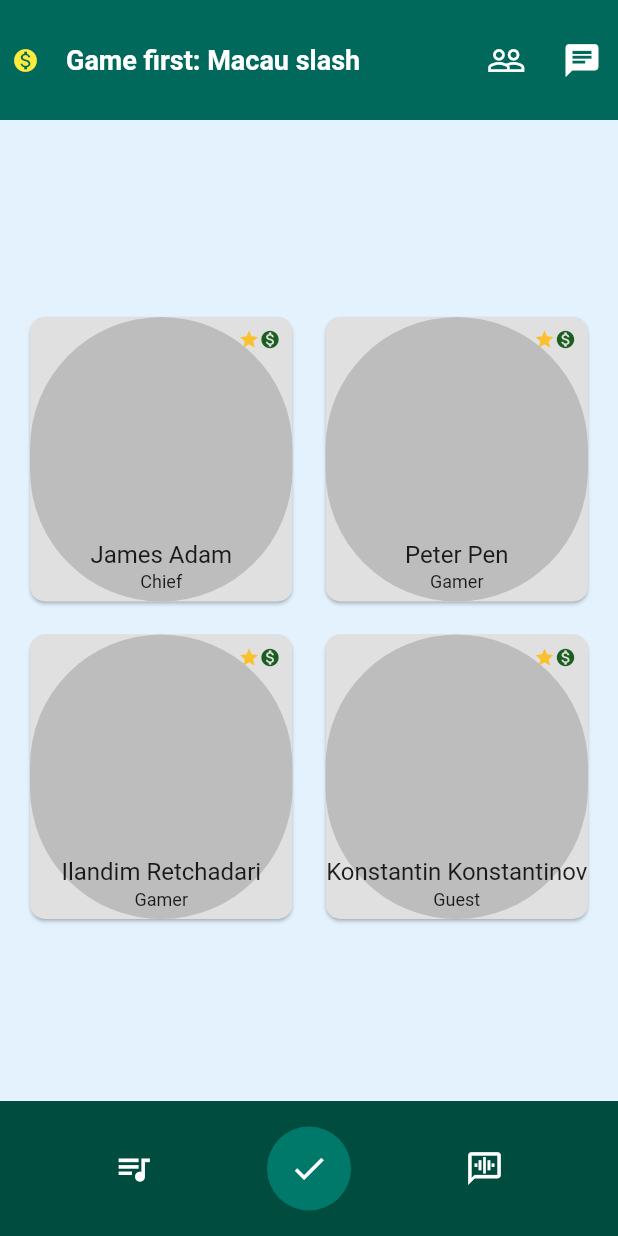
After one commit to Elena-FrontendDev/casino, a Flutter app: the RoleOfUser screen opened directly, after a tap on "Ведущий", on a phone screen of 412 x 824 dp. The commit adds this screen. Run offline on Flutter 3.47's test engine with Material 2 defaults, Android fonts, the phone set to English and light mode, and no system bars.

Commit message:
Add menu, user grid

```diff
--- /dev/null
+++ b/lib/widget_tree/game/BottomMenu.dart
@@ -0,0 +1,64 @@
+import 'package:flutter/material.dart';
+
+
+class BottomMenu extends StatelessWidget {
+  // final bool _barIsVisible;
+  // BottomMenu(this._barIsVisible);
+
+  @override
+  Widget build(BuildContext context) {
+    return Visibility(
+      visible: true,
+      child: Align(
+        alignment: Alignment.bottomCenter,
+        child: Container(
+          height: 90.0,
+          color: Colors.teal[900],
+
+          child: Row(
+            mainAxisAlignment: MainAxisAlignment.spaceEvenly,
+            crossAxisAlignment: CrossAxisAlignment.center,
+            children: [
+              IconButton(
+                icon: Icon(
+                  Icons.queue_music,
+                  color: Colors.white,
+                  size: 26.0,
+                ),
+                onPressed: () {
+                  // Navigator.push(
+                  //   context,
+                  //   MaterialPageRoute(
+                  //     builder: (context) => ,
+                  //   ),
+                  // );
+                },
+              ),
+              CircleAvatar(
+                radius: 28.0,
+                child: IconButton(
+                  icon: Icon(
+                    Icons.done,
+                    color: Colors.white,
+                    size: 26.0,
+                  ),
+                  onPressed: () {
+
+                  },
+                ),
+              ),
+              IconButton(
+                icon: Icon(
+                  Icons.voice_chat,
+                  size: 26.0,
+                  color: Colors.white,
+                ),
+                onPressed: () {},
+              ),
+            ],
+          ),
+        ),
+      ),
+    );
+  }
+}
--- /dev/null
+++ b/lib/widget_tree/game/MainView.dart
@@ -0,0 +1,34 @@
+import 'package:flutter/material.dart';
+import './UserCardList.dart';
+import './TopMenu.dart';
+import './BottomMenu.dart';
+
+class MainView extends StatefulWidget {
+  @override
+  _MainViewState createState() => _MainViewState();
+}
+
+class _MainViewState extends State<MainView> {
+  @override
+  Widget build(BuildContext context) {
+    return SafeArea(
+      child: Material(
+        color: Colors.blue[50],
+        child: Stack(
+          children: [
+            Container(
+              child: Padding(
+                padding: const EdgeInsets.fromLTRB(10.0, 10.0, 10.0, 10.0),
+                child: Center(
+                  child: UserCardList(),
+                ),
+              ),
+            ),
+            TopMenu(),
+            BottomMenu(),
+          ],
+        ),
+      ),
+    );
+  }
+}
--- a/lib/widget_tree/game/RoleOfUser.dart
+++ b/lib/widget_tree/game/RoleOfUser.dart
@@ -1,4 +1,5 @@
 import 'package:flutter/material.dart';
+import './MainView.dart';
 
 class RoleOfUser extends StatelessWidget {
   @override
@@ -23,11 +24,11 @@ class RoleOfUser extends StatelessWidget {
                     ),
                     color: Colors.teal.shade500,
                     onPressed: () {
-                      // Navigator.push(context,
-                      //     MaterialPageRoute(builder: (context) => GuestLogin()));
+                      Navigator.push(context,
+                          MaterialPageRoute(builder: (context) => MainView()));
                     },
                     child: Text(
-                      'Невидимка',
+                      'Ведущий',
                       style: TextStyle(color: Colors.white),
                     ),
                   ),
@@ -48,7 +49,7 @@ class RoleOfUser extends StatelessWidget {
                       //     MaterialPageRoute(builder: (context) => JoinGame()));
                     },
                     child: Text(
-                      'Включить микрофон',
+                      'Участник',
                       style: TextStyle(color: Colors.white),
                     ),
                   ),
@@ -69,7 +70,7 @@ class RoleOfUser extends StatelessWidget {
                       //     MaterialPageRoute(builder: (context) => JoinGame()));
                     },
                     child: Text(
-                      'Включить микрофон и камеру',
+                      'Гость',
                       style: TextStyle(color: Colors.white),
                     ),
                   ),
--- /dev/null
+++ b/lib/widget_tree/game/TopMenu.dart
@@ -0,0 +1,130 @@
+import 'package:flutter/material.dart';
+import 'package:flutter/foundation.dart';
+
+
+class TopMenu extends StatelessWidget {
+  // final bool _barIsVisible;
+  // final userPermition;
+  // TopMenu(this._barIsVisible, this.userRole);
+
+  @override
+  Widget build(BuildContext context) {
+    return Visibility(
+      visible: true,
+      child: Align(
+        alignment: Alignment.topCenter,
+        child: Container(
+          color: Colors.teal.shade800,
+          height: 80.0,
+          child: Row(
+            crossAxisAlignment: CrossAxisAlignment.center,
+            mainAxisAlignment: MainAxisAlignment.spaceEvenly,
+            children: [
+              Container(
+                child: Expanded(
+                  child: Row(
+                    mainAxisSize: MainAxisSize.min,
+                    mainAxisAlignment: MainAxisAlignment.spaceBetween,
+                    children: [
+                      Flexible(
+                        flex: 7,
+                        child: Row(
+                          children: [
+
+                            Padding(
+                              padding: const EdgeInsets.all(8.0),
+                              child: Icon(
+                                Icons.monetization_on,
+                                color: Colors.yellow,
+                                size: 18.0,
+                              ),
+                            ),
+                            Expanded(
+                              child: InkWell(
+                                onTap: () => {},
+                                child: Padding(
+                                  padding: const EdgeInsets.only(left: 10.0),
+                                  child: Container(
+                                    // width: 160.0,
+                                    child: RichText(
+                                      overflow: TextOverflow.ellipsis,
+                                      maxLines: 2,
+                                      text: TextSpan(
+                                        text: 'Game first: Macau slash',
+                                        style: TextStyle(
+                                            fontSize: 18.0,
+                                            fontWeight: FontWeight.bold,
+                                            color: Colors.white),
+                                      ),
+                                    ),
+                                  ),
+                                ),
+                              ),
+                            ),
+                          ],
+                        ),
+                      ),
+                      Flexible(
+                        flex: 2,
+                        child: Row(
+                          mainAxisSize: MainAxisSize.max,
+                          mainAxisAlignment: MainAxisAlignment.spaceBetween,
+                          children: [
+                            //Если гость - то кнопку Участники - скрываем
+                            Visibility(
+                              visible: true,
+                              child: Row(
+                                children: [
+                                  Container(
+                                    width: 30,
+                                    child: IconButton(
+                                      padding: const EdgeInsets.all(4.0),
+                                      icon: Icon(
+                                        Icons.people_outline,
+                                        size: 26.0,
+                                        color: Colors.white,
+                                      ),
+                                      onPressed: () {
+                                        // Navigator.push(
+                                        //     context,
+                                        //     MaterialPageRoute(
+                                        //         builder: (context) =>  ));
+                                      },
+                                    ),
+                                  ),
+                                ],
+                              ),
+                            ),
+                            Container(
+                              child: IconButton(
+                                iconSize: 20.0,
+                                padding: EdgeInsets.all(0.0),
+                                icon: Icon(
+                                  Icons.chat,
+                                  size: 26.0,
+                                  color: Colors.white,
+                                ),
+                                onPressed: () {
+                                  // Navigator.push(
+                                  //   context,
+                                  //   MaterialPageRoute(
+                                  //     builder: (context) => userPermition == 'moderator' ?  : ,
+                                  //   ),
+                                  // );
+                                },
+                              ),
+                            ),
+                          ],
+                        ),
+                      ),
+                    ],
+                  ),
+                ),
+              ),
+            ],
+          ),
+        ),
+      ),
+    );
+  }
+}
--- /dev/null
+++ b/lib/widget_tree/game/User.dart
@@ -0,0 +1,13 @@
+class User {
+  final String userName;
+  final String userPermition;
+
+  User({this.userName, this.userPermition});
+
+  factory User.fromJson(Map<String, dynamic> json) {
+    return User(
+      userName: json['name'] as String,
+      userPermition: json['username'] as String,
+      );
+  }
+}
--- /dev/null
+++ b/lib/widget_tree/game/UserCardList.dart
@@ -0,0 +1,112 @@
+import 'package:flutter/material.dart';
+
+
+class UserCardList extends StatefulWidget {
+  @override
+  _UserCardListState createState() => _UserCardListState();
+}
+
+class _UserCardListState extends State<UserCardList> {
+  bool cardIcons = false;
+
+  @override
+  @override
+  Widget build(BuildContext context) {
+    return _cardsList(context);
+  }
+
+  Widget _cardsList(BuildContext context) {
+    final userName = [
+      'James Adam',
+      'Peter Pen',
+      'Ilandim Retchadari',
+      'Konstantin Konstantinov'
+    ];
+
+    final userRole = ['Chief', 'Gamer', 'Gamer', 'Guest'];
+
+    return GridView.builder(
+      shrinkWrap: true,
+      gridDelegate: SliverGridDelegateWithFixedCrossAxisCount(
+        crossAxisCount: userName.length <= 2 ? 1 : 2,
+        childAspectRatio: userName.length <= 2 ? 1.3 : 0.93, //???
+        crossAxisSpacing: 2,
+        mainAxisSpacing: 2,
+      ),
+      itemCount: userName.length,
+      itemBuilder: (context, index) {
+        return GestureDetector(
+          onLongPress: () {
+            print('icons');
+            //  showIcons;
+          },
+          child: Card(
+             color: Colors.grey.shade300,
+            shape: RoundedRectangleBorder(
+                borderRadius: BorderRadius.all(Radius.circular(10))),
+            margin: EdgeInsets.all(10.0),
+            child: Stack(
+              children: <Widget>[
+                Container(
+                  decoration: BoxDecoration(
+                    color: Colors.grey.shade400,
+                    borderRadius: BorderRadius.all(Radius.circular(100)),
+                  ),
+                  child: Align(
+                    alignment: FractionalOffset.bottomCenter,
+                    child: Padding(
+                      padding: const EdgeInsets.only(bottom: 6.0),
+                      child: Column(
+                        crossAxisAlignment: CrossAxisAlignment.center,
+                        mainAxisAlignment: MainAxisAlignment.end,
+                        children: [
+                          Text(
+                            userName[index],
+                            maxLines: 3,
+                            textAlign: TextAlign.center,
+                            overflow: TextOverflow.fade,
+                            style: TextStyle(fontSize: 16.0),
+                          ),
+                          Padding(
+                            padding: const EdgeInsets.only(top: 2.0),
+                            child: Text(
+                              userRole[index],
+                              style: TextStyle(fontSize: 12.0),
+                              textAlign: TextAlign.center,
+                            ),
+                          ),
+                        ],
+                      ),
+                    ),
+                  ),
+                ),
+
+                Padding(
+                  padding: const EdgeInsets.all(8.0),
+                  child: Row(
+                    mainAxisAlignment: MainAxisAlignment.end,
+                    children: [
+                      Icon(
+                        Icons.star,
+                        color: Colors.yellow.shade700,
+                        size: 14.0,
+                      ),
+                      Icon(
+                        Icons.monetization_on,
+                        color: Colors.green.shade900,
+                        size: 14.0,
+                      ),
+                    ],
+                  ),
+                ),
+
+                //Иконки на карточке юзера, которые отображаются, если кликнуть по карточке
+                // UserIconsOnPress(isVisible: _isVisible),
+              ],
+            ),
+          ),
+        );
+      },
+    );
+  }
+}
```
Also changed, not shown: 12 other files.
